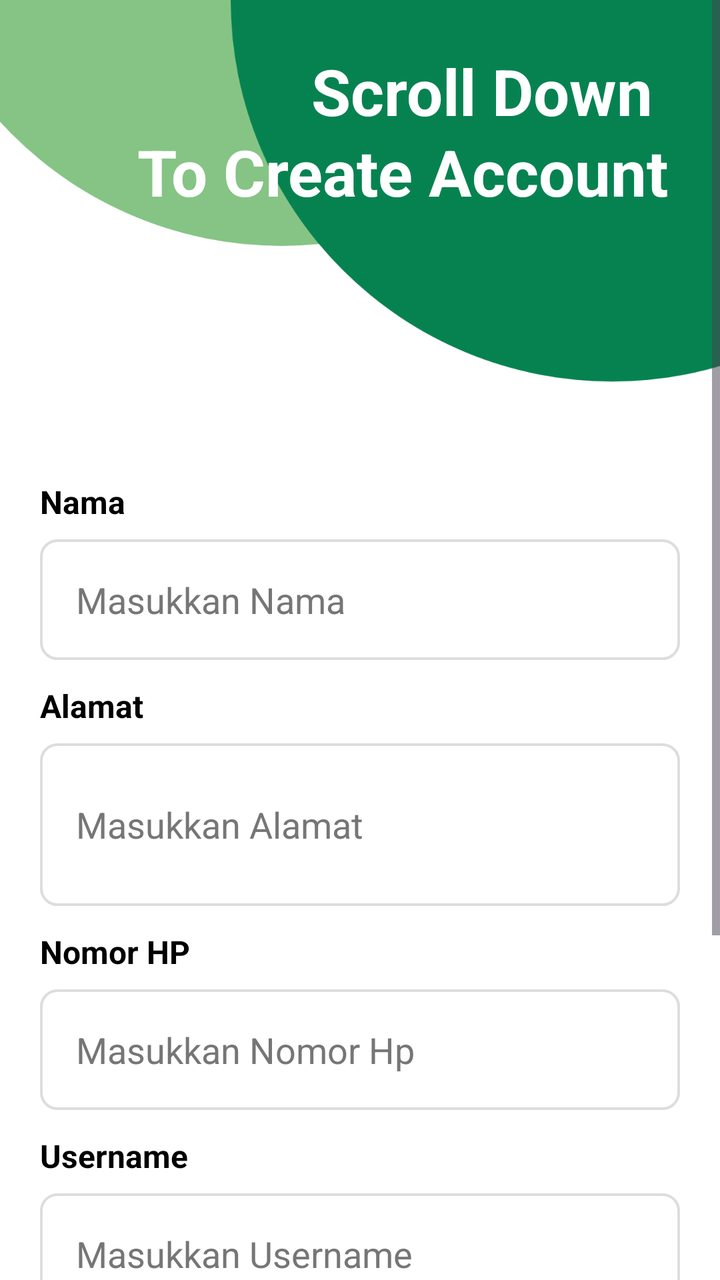
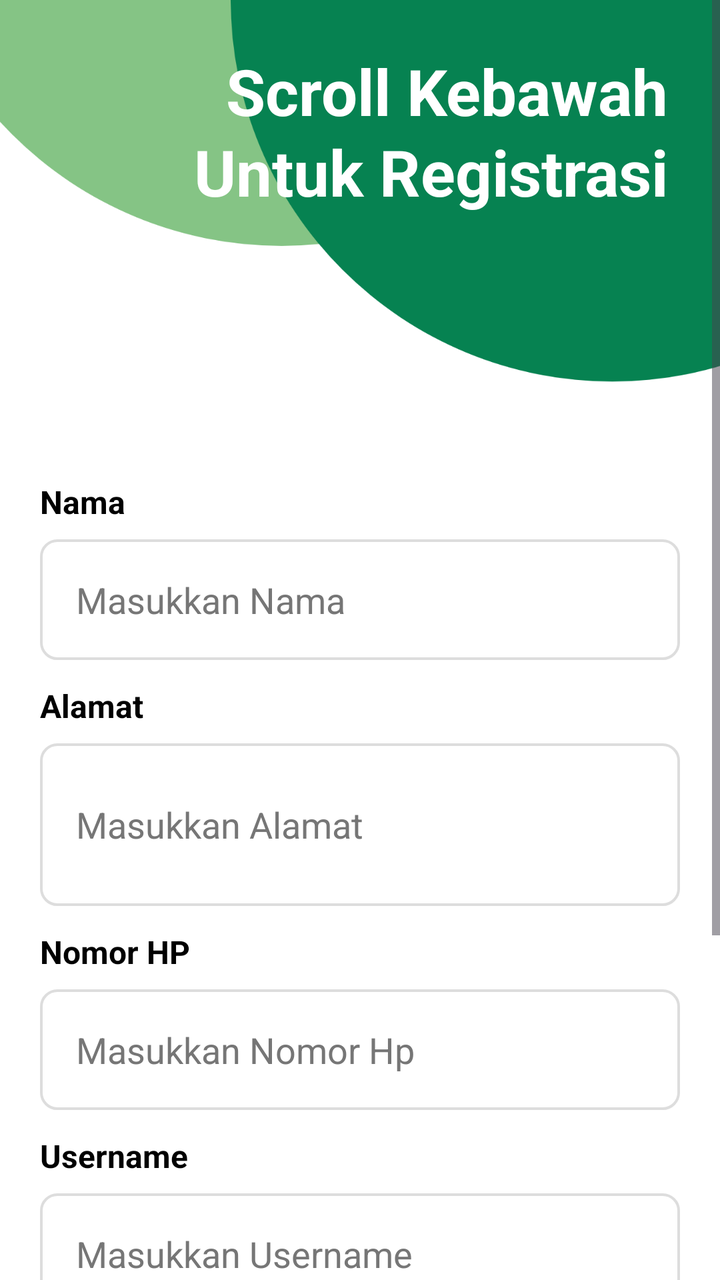

Screens rendered from an Android XML layout before and after an edit, with the pre-edit source and the edit as a unified diff.
<!-- AndroidManifest.xml: application theme Theme.AplikasiPenjualanPlafon -->
<!-- res/layout/activity_register.xml -->
<?xml version="1.0" encoding="utf-8"?>
<ScrollView
    xmlns:android="http://schemas.android.com/apk/res/android"
    xmlns:app="http://schemas.android.com/apk/res-auto"
    xmlns:tools="http://schemas.android.com/tools"
    android:layout_width="match_parent"
    android:layout_height="match_parent"
    tools:context=".ui.activity.register.RegisterActivity"
    android:background="@color/white">

    <androidx.constraintlayout.widget.ConstraintLayout
        android:layout_width="match_parent"
        android:layout_height="wrap_content">
        <ImageView
            android:id="@+id/ivTopHeader"
            android:layout_width="match_parent"
            android:layout_height="230dp"
            app:layout_constraintStart_toStartOf="parent"
            app:layout_constraintTop_toTopOf="parent"
            android:src="@drawable/top_background_register"
            android:scaleType="centerCrop"/>

        <TextView
            android:layout_width="wrap_content"
            android:layout_height="wrap_content"
            app:layout_constraintTop_toTopOf="parent"
            app:layout_constraintEnd_toEndOf="parent"
            android:layout_marginTop="24dp"
            android:layout_marginEnd="26dp"
            android:text="Scroll Down \nTo Create Account"
            android:textSize="32sp"
            android:textColor="@color/white"
            android:textStyle="bold"
            android:lineSpacingExtra="3dp"
            android:gravity="end"/>
        <LinearLayout
            android:layout_width="match_parent"
            android:layout_height="wrap_content"
            android:layout_marginTop="10dp"
            android:paddingBottom="22dp"
            android:paddingStart="20dp"
            android:paddingEnd="20dp"
            android:orientation="vertical"
            app:layout_constraintTop_toBottomOf="@id/ivTopHeader">

            <LinearLayout
                android:layout_width="match_parent"
                android:layout_height="wrap_content"
                android:orientation="vertical">
                <TextView
                    android:layout_width="match_parent"
                    android:layout_height="wrap_content"
                    android:layout_marginBottom="6dp"
                    android:text="Nama"
                    android:textSize="16sp"
                    android:textColor="@color/black"
                    android:textStyle="bold"/>
                <EditText
                    android:id="@+id/etEditNama"
                    android:layout_width="match_parent"
                    android:layout_height="wrap_content"
                    app:layout_constraintTop_toBottomOf="@id/title"
                    android:layout_marginTop="2dp"
                    android:padding="18dp"
                    android:background="@drawable/bg_card"
                    android:hint="Masukkan Nama"
                    android:textColorHint="@color/abuabu_tua"
                    android:inputType="text"
                    android:maxLength="30" />

                <TextView
                    android:layout_width="match_parent"
                    android:layout_height="wrap_content"
                    android:layout_marginTop="12dp"
                    android:layout_marginBottom="6dp"
                    android:text="Alamat"
                    android:textSize="16sp"
                    android:textColor="@color/black"
                    android:textStyle="bold"/>
                <EditText
                    android:id="@+id/etEditAlamat"
                    android:layout_width="match_parent"
                    android:layout_height="wrap_content"
                    app:layout_constraintTop_toBottomOf="@id/title"
                    android:layout_marginTop="2dp"
                    android:padding="18dp"
                    android:background="@drawable/bg_card"
                    android:hint="Masukkan Alamat"
                    android:textColorHint="@color/abuabu_tua"
                    android:inputType="textMultiLine"
                    android:lines="2"
                    android:maxLines="3"
                    android:maxLength="50" />

                <TextView
                    android:layout_width="match_parent"
                    android:layout_height="wrap_content"
                    android:layout_marginTop="12dp"
                    android:layout_marginBottom="6dp"
                    android:text="Nomor HP"
                    android:textSize="16sp"
                    android:textColor="@color/black"
                    android:textStyle="bold"/>
                <EditText
                    android:id="@+id/etEditNomorHp"
                    android:layout_width="match_parent"
                    android:layout_height="wrap_content"
                    android:layout_marginTop="2dp"
                    android:padding="18dp"
                    android:background="@drawable/bg_card"
                    android:hint="Masukkan Nomor Hp"
                    android:textColorHint="@color/abuabu_tua"
                    android:inputType="number"
                    android:maxLength="12" />

                <TextView
                    android:layout_width="match_parent"
                    android:layout_height="wrap_content"
                    android:layout_marginTop="12dp"
                    android:layout_marginBottom="6dp"
                    android:text="Username"
                    android:textSize="16sp"
                    android:textColor="@color/black"
                    android:textStyle="bold"/>
                <EditText
                    android:id="@+id/etEditUsername"
                    android:layout_width="match_parent"
                    android:layout_height="wrap_content"
                    app:layout_constraintTop_toBottomOf="@id/etEditNomorHp"
                    android:layout_marginTop="2dp"
                    android:padding="18dp"
                    android:background="@drawable/bg_card"
                    android:hint="Masukkan Username"
                    android:textColorHint="@color/abuabu_tua"
                    android:inputType="text"
                    android:maxLength="20" />

                <TextView
                    android:layout_width="match_parent"
                    android:layout_height="wrap_content"
                    android:layout_marginTop="12dp"
                    android:layout_marginBottom="6dp"
                    android:text="Password"
                    android:textSize="16sp"
                    android:textColor="@color/black"
                    android:textStyle="bold"/>
                <EditText
                    android:id="@+id/etEditPassword"
                    android:layout_width="match_parent"
                    android:layout_height="wrap_content"
                    app:layout_constraintTop_toBottomOf="@id/etEditUsername"
                    android:layout_marginTop="2dp"
                    android:padding="18dp"
                    android:background="@drawable/bg_card"
                    android:hint="Masukkan Password"
                    android:textColorHint="@color/abuabu_tua"
                    android:inputType="textPassword"
                    android:maxLength="20"/>
            </LinearLayout>

            <LinearLayout
                android:layout_width="match_parent"
                android:layout_height="wrap_content"
                android:layout_marginTop="14dp"
                android:orientation="horizontal">
                <TextView
                    android:id="@+id/titleKeterangan"
                    android:layout_width="wrap_content"
                    android:layout_height="wrap_content"
                    app:layout_constraintTop_toBottomOf="@id/etPassword"
                    app:layout_constraintStart_toStartOf="parent"
                    android:text="Sudah Punya Akun? "
                    android:textColor="@color/black"
                    android:textSize="14sp"/>
                <TextView
                    android:id="@+id/tvLogin"
                    android:layout_width="wrap_content"
                    android:layout_height="wrap_content"
                    app:layout_constraintTop_toBottomOf="@id/etPassword"
                    app:layout_constraintStart_toEndOf="@+id/titleKeterangan"
                    android:layout_marginStart="3dp"
                    android:text="Login"
                    android:textColor="@color/primaryColor"
                    android:textSize="14sp"
                    android:textStyle="bold"/>
            </LinearLayout>

            <Button
                android:id="@+id/btnRegistrasi"
                android:layout_width="match_parent"
                android:layout_height="wrap_content"
                app:layout_constraintTop_toBottomOf="@id/titleKeterangan"
                android:layout_marginTop="14dp"
                android:text="REGISTRASI"
                android:textStyle="bold"
                android:textColor="@color/white"
                android:background="@drawable/bg_btn_action"/>
        </LinearLayout>
    </androidx.constraintlayout.widget.ConstraintLayout>

</ScrollView>
<!-- resources referenced by this layout -->
<resources>
  <color name="abuabu_tua">#767676</color>
  <color name="black">#FF000000</color>
  <color name="primaryColor">#068251</color>
  <color name="white">#FFFFFFFF</color>
  <!-- drawable bg_btn_action (drawable) -->
  <?xml version="1.0" encoding="utf-8"?>
  <shape xmlns:android="http://schemas.android.com/apk/res/android">
      <corners android:radius="8dp"/>
      <stroke android:width="1dp"
          android:color="@color/abuabu_muda"/>
      <solid android:color="@color/primaryColor"/>
      <padding android:top="12dp"
          android:bottom="12dp"
          android:left="12dp"
          android:right="12dp"/>
  </shape>
  <!-- drawable bg_card (drawable) -->
  <?xml version="1.0" encoding="utf-8"?>
  <shape xmlns:android="http://schemas.android.com/apk/res/android">
      <solid android:color="@color/white"/>
      <corners android:radius="8dp"/>
      <stroke android:width="1.2dp"
          android:color="@color/abuabu_muda"/>
      <padding android:top="12dp"
          android:bottom="12dp"
          android:left="14dp"
          android:right="14dp"/>
  </shape>
  <!-- drawable top_background_register: png bitmap (drawable, 23160 bytes) -->
  <style name="Theme.AplikasiPenjualanPlafon" parent="Base.Theme.AplikasiPenjualanPlafon" />
  <color name="abuabu_muda">#DDDDDD</color>
  <style name="Base.Theme.AplikasiPenjualanPlafon" parent="Theme.Material3.DayNight.NoActionBar">
          
           <item name="colorPrimary">@color/primaryColor</item>
          <item name="android:windowBackground">@color/white</item>
          <item name="android:itemBackground">@color/white</item>
          <item name="android:textColor">@color/black</item>
          <item name="android:textColorPrimary">@color/black</item>
      </style>
</resources>

<!-- the commit's change to res/layout/activity_register.xml (unified diff, before → after) -->
@@ -27,7 +27,7 @@
             app:layout_constraintEnd_toEndOf="parent"
             android:layout_marginTop="24dp"
             android:layout_marginEnd="26dp"
-            android:text="Scroll Down \nTo Create Account"
+            android:text="Scroll Kebawah\nUntuk Registrasi"
             android:textSize="32sp"
             android:textColor="@color/white"
             android:textStyle="bold"
